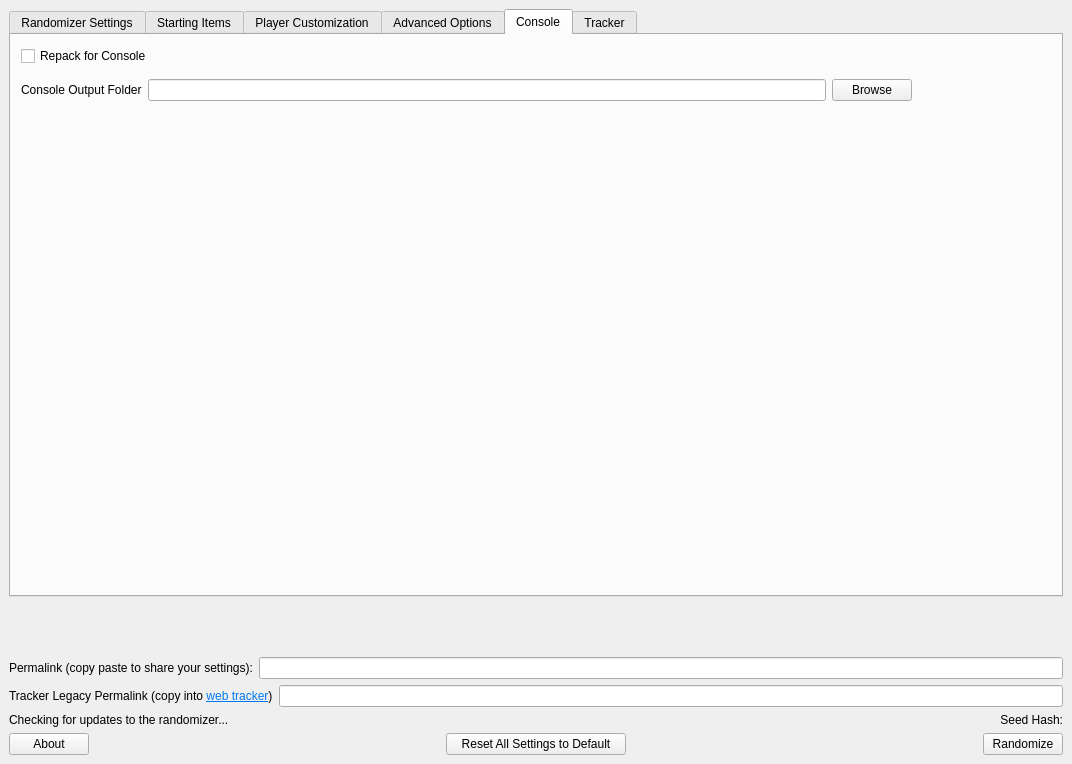
SuperDude88/TWWHD-Randomizer, file gui/mainwindow.ui: the form before one commit.
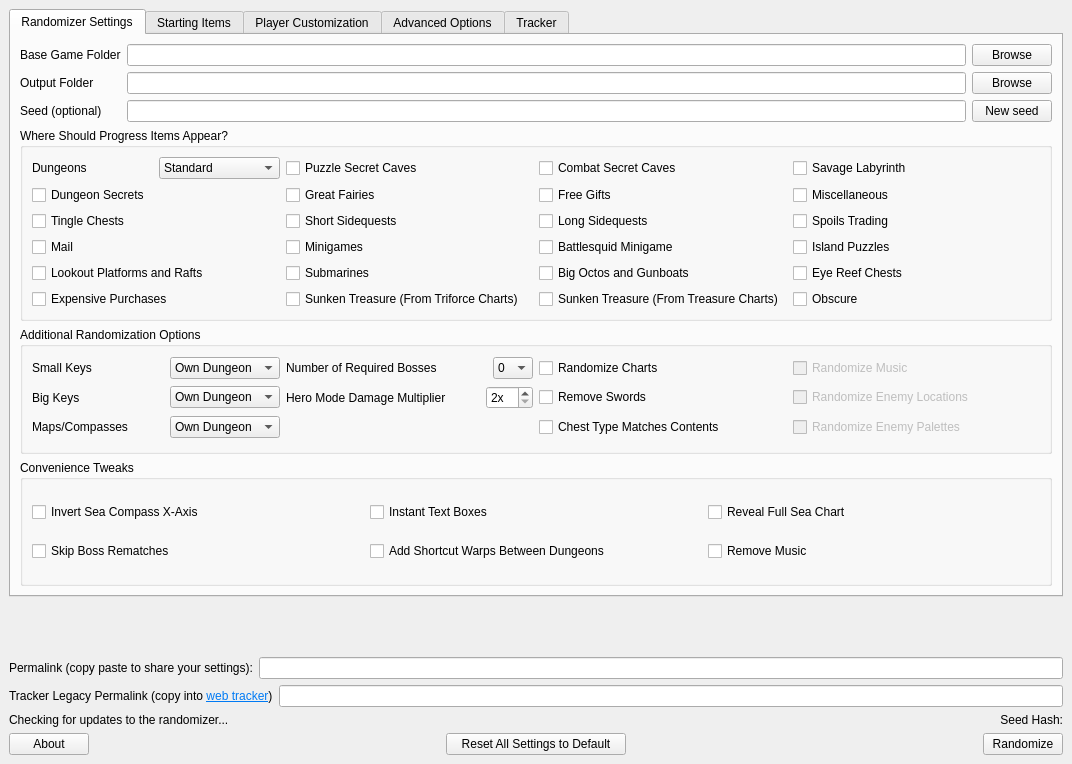
The form after the commit. The open tabs and pages were chosen to show the change.

Commit message:
Remove "Repack for Console"
Option was obsolete, bugs were hard to catch and it's generally faster to patch directly on console. Might be superseded by a patcher auto-install but that has some complexity I haven't worked out yet.

```diff
--- a/gui/mainwindow.ui
+++ b/gui/mainwindow.ui
@@ -1744,53 +1744,6 @@
             </item>
            </layout>
           </widget>
-          <widget class="QWidget" name="tab_5">
-           <attribute name="title">
-            <string>Console</string>
-           </attribute>
-           <widget class="QWidget" name="gridLayoutWidget">
-            <property name="geometry">
-             <rect>
-              <x>10</x>
-              <y>40</y>
-              <width>891</width>
-              <height>31</height>
-             </rect>
-            </property>
-            <layout class="QGridLayout" name="gridLayout_10">
-             <item row="0" column="2">
-              <widget class="QLineEdit" name="console_output"/>
-             </item>
-             <item row="0" column="0">
-              <widget class="QLabel" name="label_for_console_output">
-               <property name="text">
-                <string>Console Output Folder</string>
-               </property>
-              </widget>
-             </item>
-             <item row="0" column="3">
-              <widget class="QPushButton" name="console_output_browse_button">
-               <property name="text">
-                <string>Browse</string>
-               </property>
-              </widget>
-             </item>
-            </layout>
-           </widget>
-           <widget class="QCheckBox" name="repack_for_console">
-            <property name="geometry">
-             <rect>
-              <x>10</x>
-              <y>10</y>
-              <width>136</width>
-              <height>22</height>
-             </rect>
-            </property>
-            <property name="text">
-             <string>Repack for Console</string>
-            </property>
-           </widget>
-          </widget>
           <widget class="QWidget" name="tracker_tab">
            <property name="styleSheet">
             <string notr="true">background: white;</string>
```
Left out of the diff: 2 changed lines with no effect on the pictures. The commit also changes 5 other files.
